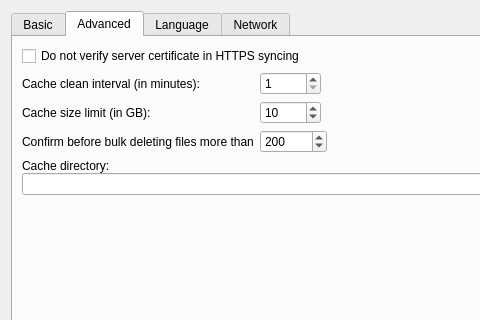
haiwen/seadrive-gui, file ui/settings-dialog.ui: the form before one commit; both pictures show x 0 to 480 and y 0 to 320 of the 724 by 579 pixel window.
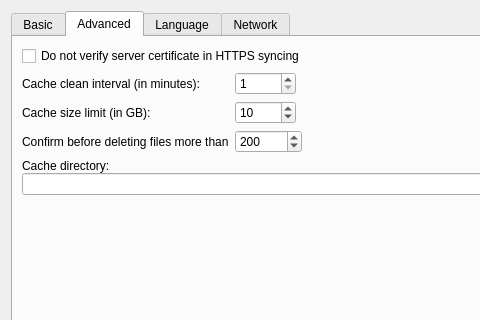
The form after the commit.

Commit message: Improve UI of the deleting confirmation box

```diff
--- a/ui/settings-dialog.ui
+++ b/ui/settings-dialog.ui
@@ -212,7 +212,7 @@
          <item row="2" column="0">
           <widget class="QLabel" name="label_8">
            <property name="text">
-            <string>Confirm before bulk deleting files more than</string>
+            <string>Confirm before deleting files more than</string>
            </property>
           </widget>
          </item>
```
The commit also changes 4 other files.
